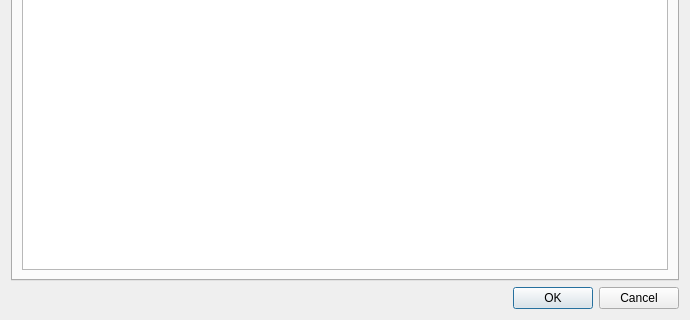
Above: source/client/desktop/management/router_workspace_dialog.ui from alexandrkut/aspia-mod before the change; both pictures show x 0 to 690 and y 210 to 530 of the 690 by 530 pixel window. Below: the same form after it.
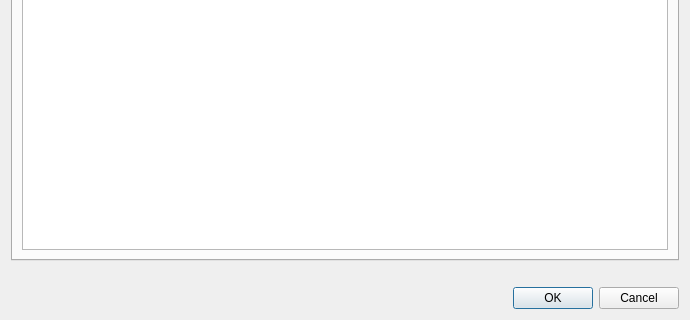
That is the form after the change. Icons and pictures are not drawn. Custom widgets are drawn as their Qt base class.

Commit message: Spaces UX: apply hosts on OK and Shift to move

Diff of the .ui file:
```diff
--- a/source/client/desktop/management/router_workspace_dialog.ui
+++ b/source/client/desktop/management/router_workspace_dialog.ui
@@ -411,6 +411,16 @@
      </widget>
     </widget>
    </item>
+   <item>
+    <widget class="QLabel" name="label_host_summary">
+     <property name="text">
+      <string/>
+     </property>
+     <property name="alignment">
+      <set>Qt::AlignmentFlag::AlignCenter</set>
+     </property>
+    </widget>
+   </item>
    <item>
     <widget class="DialogButtonBox" name="buttonbox">
      <property name="standardButtons">
```
The commit also changes 30 other files.
